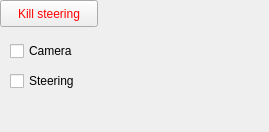
The window that resource/Controls.ui (CJTRobotics/rqt_controls) describes before a commit, drawn with Qt 5.
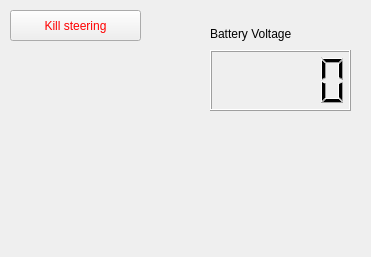
The same window after the commit.

Commit message: Edit Control.ui, Remove check_camera and check_steering, resize window and kill button, add Battery voltage panel

Patch:
```diff
--- a/resource/Controls.ui
+++ b/resource/Controls.ui
@@ -6,8 +6,8 @@
    <rect>
     <x>0</x>
     <y>0</y>
-    <width>269</width>
-    <height>132</height>
+    <width>371</width>
+    <height>257</height>
    </rect>
   </property>
   <property name="windowTitle">
@@ -16,10 +16,10 @@
   <widget class="QPushButton" name="button_killnode">
    <property name="geometry">
     <rect>
-     <x>0</x>
-     <y>0</y>
-     <width>98</width>
-     <height>27</height>
+     <x>10</x>
+     <y>10</y>
+     <width>131</width>
+     <height>31</height>
     </rect>
    </property>
    <property name="autoFillBackground">
@@ -35,30 +35,27 @@
     <bool>false</bool>
    </property>
   </widget>
-  <widget class="QCheckBox" name="check_steering">
+  <widget class="QLCDNumber" name="batteryPanel">
    <property name="geometry">
     <rect>
-     <x>10</x>
-     <y>70</y>
-     <width>88</width>
-     <height>22</height>
+     <x>210</x>
+     <y>50</y>
+     <width>141</width>
+     <height>61</height>
     </rect>
    </property>
-   <property name="text">
-    <string>Steering</string>
-   </property>
   </widget>
-  <widget class="QCheckBox" name="check_camera">
+  <widget class="QLabel" name="label">
    <property name="geometry">
     <rect>
-     <x>10</x>
-     <y>40</y>
-     <width>88</width>
-     <height>22</height>
+     <x>210</x>
+     <y>20</y>
+     <width>141</width>
+     <height>27</height>
     </rect>
    </property>
    <property name="text">
-    <string>Camera</string>
+    <string>Battery Voltage</string>
    </property>
   </widget>
  </widget>
```
